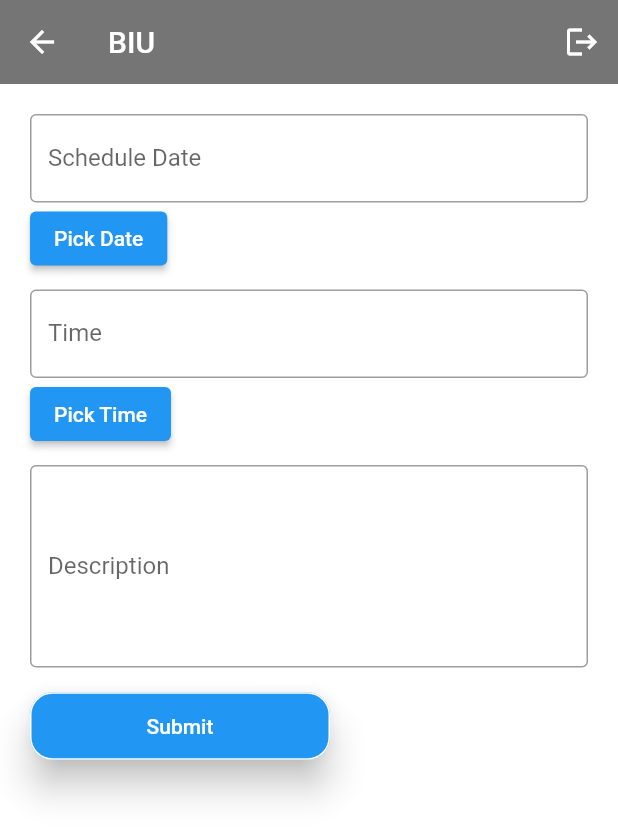
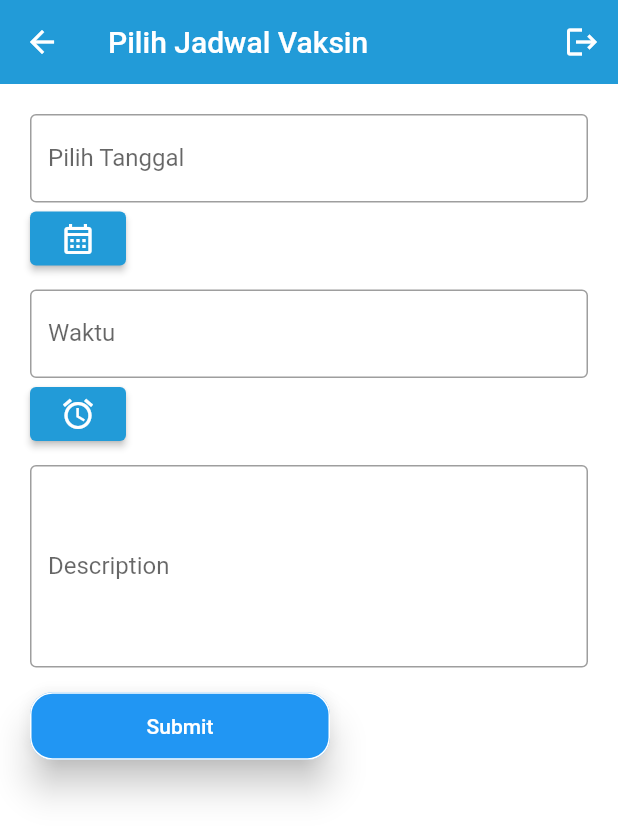
Before and after one commit to daffaliefalza/e-visitor_v2, a Flutter app: the Add screen opened directly, on a phone screen of 412 x 824 dp. Shown: the top 838 px of the screen. Run offline on Flutter 3.47's test engine with Material 2 defaults, Android fonts, the light colour scheme and no system bars; our stand-ins replace camera, flutter_easyloading, google_maps_flutter, location, share_plus, shared_preferences; missing offline and left inert: flutter_geocoder, qr_code_scanner; accounts and stored records are empty; network calls fail.

Commit message:
final commit

```diff
--- a/lib/clocking.dart
+++ b/lib/clocking.dart
@@ -174,7 +174,7 @@ class _ClockingState extends State<Clocking> {
         backgroundColor: Colors.transparent,
         elevation: 0,
 //leading: Icon(Icons.menu),
-        title: Text("BIU"),
+        title: Text("Daftar Tempat"),
         actions: <Widget>[
           IconButton(
             icon: Icon(Icons.logout),
@@ -326,7 +326,7 @@ class _ClockingState extends State<Clocking> {
                 child: Center(
                   child: ElevatedButton.icon(
                       style: ElevatedButton.styleFrom(
-                          primary: Colors.amber,
+                          primary: Color.fromARGB(255, 43, 150, 196),
                           shape: RoundedRectangleBorder(
                             borderRadius: BorderRadius.circular(20.0),
                             side: const BorderSide(color: Colors.white),
@@ -346,7 +346,7 @@ class _ClockingState extends State<Clocking> {
                       },
                       icon: const Icon(Icons.arrow_right_alt),
                       label: const Text(
-                        "Clocking",
+                        "GENERATE",
                         style: TextStyle(
                             fontSize: 18, fontWeight: FontWeight.bold),
                       )),
--- a/lib/invitation/add.dart
+++ b/lib/invitation/add.dart
@@ -145,12 +145,12 @@ class _AddState extends State<Add> {
   Widget build(BuildContext context) {
     return Scaffold(
       resizeToAvoidBottomInset: false,
-      backgroundColor: Colors.grey[600],
+      backgroundColor: Color.fromARGB(255, 255, 255, 255),
       appBar: AppBar(
-        backgroundColor: Colors.transparent,
+        backgroundColor: Color(0xFF229BD8),
         elevation: 0,
 //leading: Icon(Icons.menu),
-        title: Text("BIU"),
+        title: Text("Pilih Jadwal Vaksin"),
         actions: <Widget>[
           IconButton(
             icon: Icon(Icons.logout),
@@ -171,28 +171,40 @@ class _AddState extends State<Add> {
               TextFormField(
                 controller: _dateC,
                 decoration: const InputDecoration(
-                  labelText: 'Schedule Date',
+                  labelText: 'Pilih Tanggal',
                   border: OutlineInputBorder(),
 // fillColor: Colors.white,
 // filled: true
                 ),
               ),
               ElevatedButton(
-                  onPressed: () => displayDatePicker(context),
-                  child: const Text("Pick Date")),
+                style: ButtonStyle(
+                  backgroundColor: MaterialStatePropertyAll<Color>(
+                    Color(0xFF229BD8),
+                  ),
+                ),
+                onPressed: () => displayDatePicker(context),
+                child: Icon(Icons.calendar_month_outlined),
+              ),
               const SizedBox(height: 10),
               TextFormField(
                 controller: _timeC,
                 decoration: const InputDecoration(
-                  labelText: 'Time',
+                  labelText: 'Waktu',
                   border: OutlineInputBorder(),
 // fillColor: Colors.white,
 // filled: true
                 ),
               ),
               ElevatedButton(
-                  onPressed: () => displayTimePicker(context),
-                  child: const Text("Pick Time")),
+                style: ButtonStyle(
+                  backgroundColor: MaterialStatePropertyAll<Color>(
+                    Color(0xFF229BD8),
+                  ),
+                ),
+                onPressed: () => displayTimePicker(context),
+                child: Icon(Icons.access_alarm),
+              ),
               SizedBox(height: 10),
               TextFormField(
                 controller: desc,
--- a/lib/invitation/view.dart
+++ b/lib/invitation/view.dart
@@ -107,7 +107,7 @@ class _ViewState extends State<View> {
         elevation: 0,
 //leading: Icon(Icons.menu),
 
-        title: Text("BIU"),
+        title: Text("Share"),
         actions: <Widget>[
           IconButton(
             icon: Icon(Icons.logout),
--- a/lib/report.dart
+++ b/lib/report.dart
@@ -134,7 +134,7 @@ class _ReportState extends State<Report> {
         backgroundColor: Colors.transparent,
         elevation: 0,
         leading: Icon(Icons.menu),
-        title: Text("BIU"),
+        title: Text(""),
         actions: <Widget>[
           IconButton(
             icon: Icon(Icons.logout),
--- a/lib/scan/report_visit.dart
+++ b/lib/scan/report_visit.dart
@@ -110,12 +110,12 @@ class ReportVisitState extends State<ReportVisit> {
   @override
   Widget build(BuildContext context) {
     return Scaffold(
-      backgroundColor: Colors.grey[600],
+      backgroundColor: Color.fromARGB(255, 255, 255, 255),
       appBar: AppBar(
-        backgroundColor: Colors.transparent,
+        backgroundColor: Color(0xFF229BD8),
         elevation: 0,
 //leading: Icon(Icons.menu),
-        title: Text("BIU"),
+        title: Text("List Pendaftar Vaksin"),
         actions: <Widget>[
           IconButton(
             icon: Icon(Icons.logout),
```
Also changed, not shown: lib/SplashScreen.dart (+2 -23 lines), lib/home_page.dart (+97 -33 lines), lib/invitation/invite.dart (+5 -5 lines), lib/login_page.dart (+9 -6 lines), assets/images/background_home.png (added), assets/images/pll.png (added), assets/images/pll_login.png (added).
